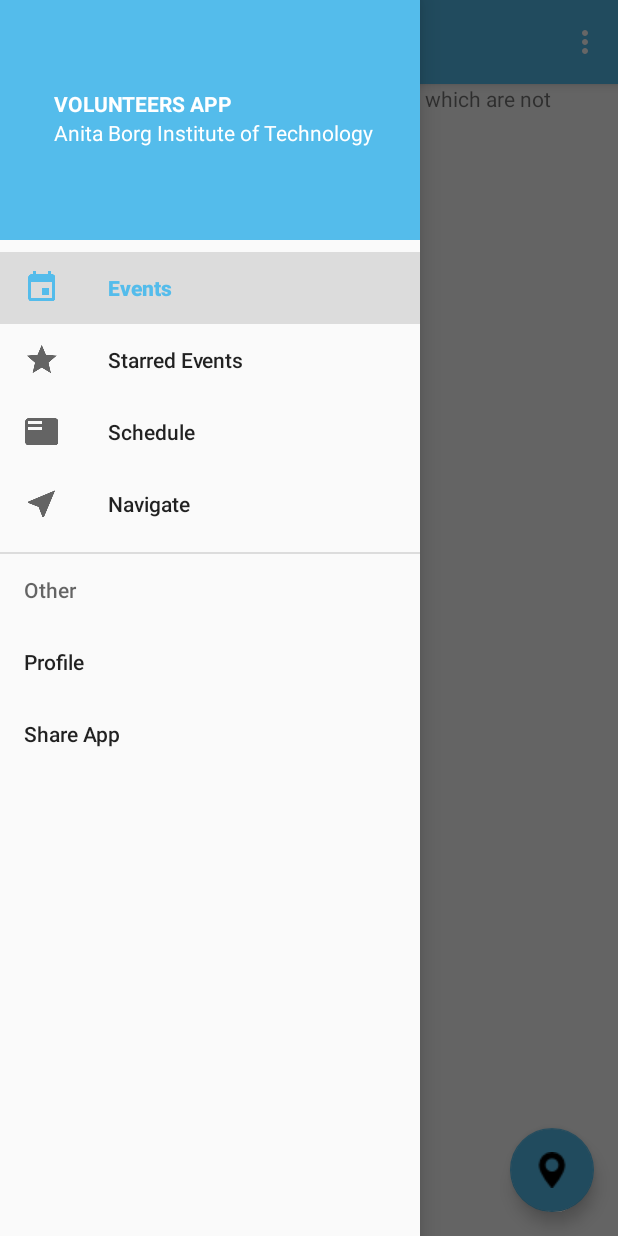
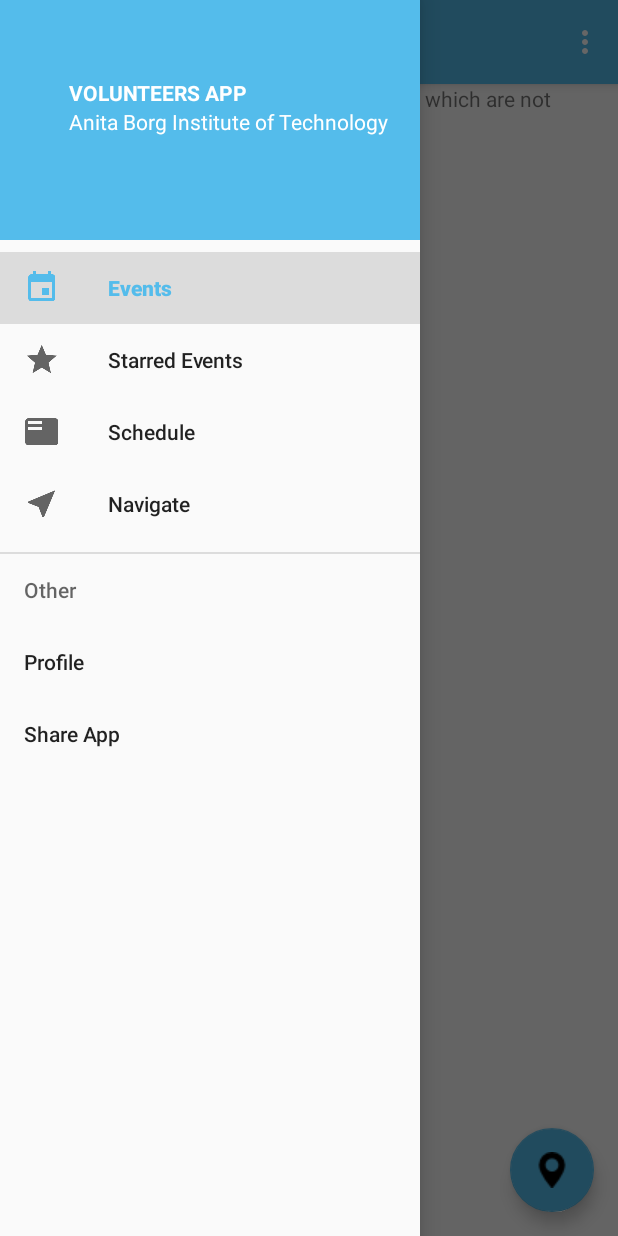
Before and after one commit to till-tomorrow/volunteers-android, an Android app: the Menu screen opened directly, with no data from a screen before it, with the side drawer open, on a phone screen of 412 x 824 dp. Run offline under Robolectric (Android 15) with nearby library versions, the phone set to English and light mode, and no system bars.

```diff
--- a/app/src/main/AndroidManifest.xml
+++ b/app/src/main/AndroidManifest.xml
@@ -62,8 +62,6 @@
             </intent-filter>
         </activity>
 
-
-
         <activity android:name=".activities.SignInActivity">
                 <intent-filter>
                     <action android:name="android.intent.action.MAIN" />
--- a/app/src/main/java/vola/systers/com/volunteers_android/activities/Menu.java
+++ b/app/src/main/java/vola/systers/com/volunteers_android/activities/Menu.java
@@ -20,14 +20,8 @@ import vola.systers.com.volunteers_android.R;
 import vola.systers.com.volunteers_android.fragments.EventsListFragment;
 import vola.systers.com.volunteers_android.fragments.EventsMapFragment;
 import vola.systers.com.volunteers_android.fragments.StarredEventsFragment;
-import vola.systers.com.volunteers_android.fragments.RequestsFragment;
 import vola.systers.com.volunteers_android.fragments.ScheduleFragment;
 import vola.systers.com.volunteers_android.fragments.NavigateFragment;
-
-/*
- * @author divyapandilla
- * @since 2017-06-06
- */
 
 
 public class Menu extends AppCompatActivity {
@@ -46,7 +40,6 @@ public class Menu extends AppCompatActivity {
     private static final String TAG_EVENTS = "events";
     private static final String TAG_STARRED = "starred";
     private static final String TAG_SCHEDULE = "schedule";
-    private static final String TAG_REQUESTS = "requests";
     private static final String TAG_NAVIGATE = "navigate";
     public static String CURRENT_TAG = TAG_EVENTS;
 
@@ -55,7 +48,7 @@ public class Menu extends AppCompatActivity {
 
     // flag to load home fragment when user presses back key
     private boolean shouldLoadHomeFragOnBackPress = true;
-    private Handler mHandler;
+    private Handler handler;
 
 
     @Override
@@ -64,18 +57,13 @@ public class Menu extends AppCompatActivity {
         setContentView(R.layout.menu);
         toolbar = (Toolbar) findViewById(R.id.toolbar);
         setSupportActionBar(toolbar);
-
-        mHandler = new Handler();
-
+        handler = new Handler();
         drawer = (DrawerLayout) findViewById(R.id.drawer_layout);
         navigationView = (NavigationView) findViewById(R.id.nav_view);
         fab = (FloatingActionButton) findViewById(R.id.fab);
 
-
-
         // load toolbar titles from string resources
         activityTitles = getResources().getStringArray(R.array.nav_item_activity_titles);
-
 
         fab.setOnClickListener(new View.OnClickListener() {
             @Override
@@ -92,7 +80,6 @@ public class Menu extends AppCompatActivity {
                     FragmentTransaction ft = getSupportFragmentManager().beginTransaction();
                     ft.replace(R.id.frame, fragment);
                     ft.commit();
-
                 }
                 else if(TAG_FAB=="map")
                 {
@@ -106,12 +93,10 @@ public class Menu extends AppCompatActivity {
                     FragmentTransaction ft = getSupportFragmentManager().beginTransaction();
                     ft.replace(R.id.frame, fragment);
                     ft.commit();
-
                 }
             }
 
         });
-
 
         // initializing navigation menu
         setUpNavigationView();
@@ -119,7 +104,6 @@ public class Menu extends AppCompatActivity {
         if (savedInstanceState == null) {
             navItemIndex = 0;
             CURRENT_TAG = TAG_EVENTS;
-
             loadHomeFragment();
         }
     }
@@ -165,7 +149,7 @@ public class Menu extends AppCompatActivity {
 
         // If mPendingRunnable is not null, then add to the message queue
         if (mPendingRunnable != null) {
-            mHandler.post(mPendingRunnable);
+            handler.post(mPendingRunnable);
         }
 
         // show or hide the fab button
@@ -202,12 +186,8 @@ public class Menu extends AppCompatActivity {
                 // schedule fragment
                 ScheduleFragment scheduleFragment = new ScheduleFragment();
                 return scheduleFragment;
+
             case 3:
-                // requests fragment
-                RequestsFragment requestsFragment = new RequestsFragment();
-                return requestsFragment;
-
-            case 4:
                 // navigate fragment
                 NavigateFragment navigateFragment = new NavigateFragment();
                 return navigateFragment;
@@ -317,7 +297,6 @@ public class Menu extends AppCompatActivity {
                 return;
             }
         }
-
         super.onBackPressed();
     }
 
--- a/app/src/main/java/vola/systers/com/volunteers_android/activities/SignInActivity.java
+++ b/app/src/main/java/vola/systers/com/volunteers_android/activities/SignInActivity.java
@@ -47,7 +47,6 @@ public class SignInActivity extends AppCompatActivity implements
     private ProgressDialog mProgressDialog;
     CallbackManager callbackManager;
 
-
     @Override
     protected void onCreate(Bundle savedInstanceState) {
         super.onCreate(savedInstanceState);
@@ -89,7 +88,6 @@ public class SignInActivity extends AppCompatActivity implements
                 startActivity(intent);
             }
 
-
             @Override
             public void onCancel() {
                 Toast.makeText(SignInActivity.this,R.string.cancelled_request,Toast.LENGTH_LONG).show();
@@ -103,10 +101,8 @@ public class SignInActivity extends AppCompatActivity implements
     }
 
     private void googleSignIn() {
-
         Intent signInIntent = Auth.GoogleSignInApi.getSignInIntent(mGoogleApiClient);
         startActivityForResult(signInIntent, RC_GOOGLE_SIGN_IN);
-
     }
 
     public void onSkipClicked() {
--- a/app/src/main/java/vola/systers/com/volunteers_android/adapter/NavDrawerListAdapter.java
+++ b/app/src/main/java/vola/systers/com/volunteers_android/adapter/NavDrawerListAdapter.java
@@ -13,11 +13,6 @@ import java.util.ArrayList;
 
 import vola.systers.com.volunteers_android.R;
 import vola.systers.com.volunteers_android.model.NavDrawerItem;
-
-/*
- * @author divyapandilla
- * @since 2017-06-06
- */
 
 public class NavDrawerListAdapter extends BaseAdapter {
 
--- a/app/src/main/java/vola/systers/com/volunteers_android/fragments/EventsListFragment.java
+++ b/app/src/main/java/vola/systers/com/volunteers_android/fragments/EventsListFragment.java
@@ -7,12 +7,6 @@ import android.view.View;
 import android.view.ViewGroup;
 
 import vola.systers.com.volunteers_android.R;
-
-/*
- * @author divyapandilla
- * @since 2017-06-11
- */
-
 
 public class EventsListFragment extends Fragment {
 
--- a/app/src/main/java/vola/systers/com/volunteers_android/fragments/EventsMapFragment.java
+++ b/app/src/main/java/vola/systers/com/volunteers_android/fragments/EventsMapFragment.java
@@ -1,6 +1,4 @@
 package vola.systers.com.volunteers_android.fragments;
-
-
 
 import android.os.Bundle;
 import android.support.v4.app.Fragment;
@@ -17,14 +15,9 @@ import com.google.android.gms.maps.model.MarkerOptions;
 
 import vola.systers.com.volunteers_android.R;
 
-/*
- * @author divyapandilla
- * @since 2017-06-10
- */
-
 public class EventsMapFragment extends Fragment implements OnMapReadyCallback {
 
-    private GoogleMap mMap;
+    private GoogleMap map;
 
     @Override
     public View onCreateView(LayoutInflater inflater, ViewGroup container,
@@ -34,17 +27,14 @@ public class EventsMapFragment extends Fragment implements OnMapReadyCallback {
         SupportMapFragment mapFragment = (SupportMapFragment)getChildFragmentManager()
                 .findFragmentById(R.id.map);
         mapFragment.getMapAsync(this);
-
-
         return rootView;
     }
 
     @Override
     public void onMapReady(GoogleMap googleMap) {
-        mMap = googleMap;
-
+        map = googleMap;
         LatLng sydney = new LatLng(-34, 151);
-        mMap.addMarker(new MarkerOptions().position(sydney).title("Some XYZ Event"));
-        mMap.moveCamera(CameraUpdateFactory.newLatLng(sydney));
+        map.addMarker(new MarkerOptions().position(sydney).title("Some XYZ Event"));
+        map.moveCamera(CameraUpdateFactory.newLatLng(sydney));
     }
 }
--- a/app/src/main/java/vola/systers/com/volunteers_android/model/NavDrawerItem.java
+++ b/app/src/main/java/vola/systers/com/volunteers_android/model/NavDrawerItem.java
@@ -1,9 +1,4 @@
 package vola.systers.com.volunteers_android.model;
-
-/*
- * @author divyapandilla
- * @since 2017-06-06
- */
 
 public class NavDrawerItem {
 
--- a/app/src/main/res/layout/nav_header_main.xml
+++ b/app/src/main/res/layout/nav_header_main.xml
@@ -21,20 +21,19 @@
         android:orientation="vertical"
         android:padding="@dimen/activity_horizontal_margin"
         android:weightSum="1"
-        android:layout_marginLeft="20dp"
-        android:layout_marginStart="20dp"
+        android:layout_marginLeft="@dimen/dimenMarginLeft"
+        android:layout_marginStart="@dimen/dimenMarginLeft"
         android:layout_alignParentTop="true"
         android:layout_alignParentLeft="true"
         android:layout_alignParentStart="true"
-        android:layout_marginTop="27dp">
+        android:layout_marginTop="@dimen/dimenMarginTop">
 
         <TextView
             android:id="@+id/name"
             android:layout_width="match_parent"
             android:layout_height="wrap_content"
             android:paddingTop="@dimen/nav_header_vertical_spacing"
-
-            android:text="VOLUNTEERS APP"
+            android:text="@string/vola"
             android:textAppearance="@style/TextAppearance.AppCompat.Body1"
             android:textColor="@color/text_white"
             android:textStyle="bold" />
@@ -43,10 +42,9 @@
             android:id="@+id/website"
             android:layout_width="wrap_content"
             android:layout_height="wrap_content"
-            android:text="Anita Borg Institute of Technology"
+            android:text="@string/abit"
             android:textColor="@color/text_white" />
 
     </LinearLayout>
 
-
 </RelativeLayout>
--- a/app/src/main/res/menu/activity_main_drawer.xml
+++ b/app/src/main/res/menu/activity_main_drawer.xml
@@ -21,7 +21,7 @@
             android:title="@string/nav_navigate" />
     </group>
 
-    <item android:title="Other">
+    <item android:title="@string/other">
         <menu>
             <item
                 android:id="@+id/nav_profile"
--- a/app/src/main/res/values/strings.xml
+++ b/app/src/main/res/values/strings.xml
@@ -1,5 +1,7 @@
 <resources>
     <string name="app_name">VOLA</string>
+    <string name="vola">VOLUNTEERS APP</string>
+    <string name="abit">Anita Borg Institute of Technology</string>
     <string name="action_settings">Settings</string>
     <string name="btn_logout_from_google">Logout from Google</string>
     <string name="btn_signin_with_facebook">Sign in with Facebook</string>
@@ -19,6 +21,7 @@
     <string name="map_view">MAP VIEW</string>
     <string name="desc_list_item_icon">Item Icon</string>
     <string name="recents">Recents</string>
+    <string name="other">Other</string>
 
     <string name="google_maps_key">AIzaSyCB3hnpTnqYMdKSGfHJfU2ZYXWSGXOaYD8</string>
 
```
Also changed, not shown: app/src/main/java/vola/systers/com/volunteers_android/ProfileFragment.java (deleted, +0 -21 lines), app/src/main/java/vola/systers/com/volunteers_android/fragments/NavigateFragment.java (+0 -7 lines), app/src/main/java/vola/systers/com/volunteers_android/fragments/RequestsFragment.java (deleted, +0 -31 lines), app/src/main/java/vola/systers/com/volunteers_android/fragments/ScheduleFragment.java (+0 -8 lines), app/src/main/java/vola/systers/com/volunteers_android/fragments/StarredEventsFragment.java (+0 -7 lines), app/src/main/res/layout/menu_dot.xml (deleted, +0 -13 lines).
